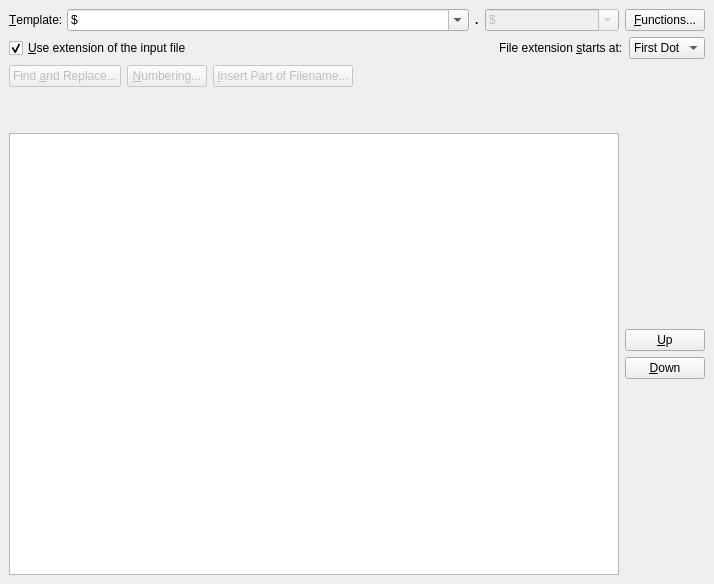
Before: the Qt Designer form src/krenamefilename.ui in KDE/krename, drawn with Qt 5.
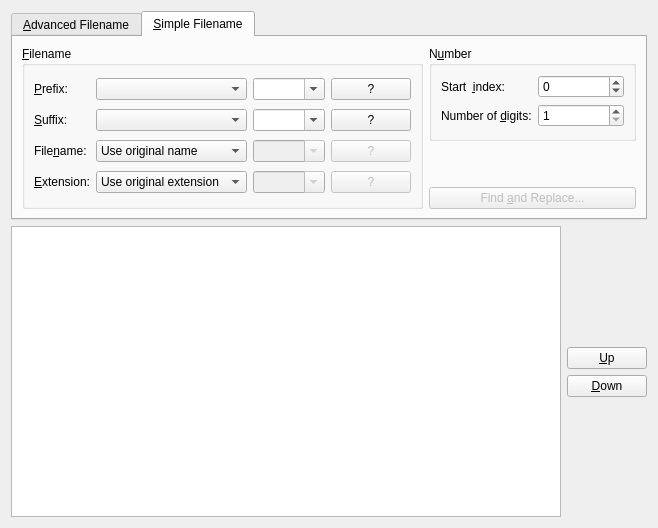
After: the same form once the commit is applied. The open tabs and pages were chosen to show the change. Custom widgets are drawn as their Qt base class.

Patch:
```diff
--- a/src/krenamefilename.ui
+++ b/src/krenamefilename.ui
@@ -5,29 +5,30 @@
    <rect>
     <x>0</x>
     <y>0</y>
-    <width>714</width>
-    <height>584</height>
+    <width>658</width>
+    <height>528</height>
    </rect>
   </property>
   <property name="windowTitle" >
    <string>Form</string>
   </property>
   <layout class="QVBoxLayout" >
-   <property name="spacing" >
-    <number>6</number>
-   </property>
-   <property name="leftMargin" >
-    <number>9</number>
-   </property>
-   <property name="topMargin" >
-    <number>9</number>
-   </property>
-   <property name="rightMargin" >
-    <number>9</number>
-   </property>
-   <property name="bottomMargin" >
-    <number>9</number>
-   </property>
+   <item>
+    <widget class="QTabWidget" name="tabWidget" >
+     <property name="sizePolicy" >
+      <sizepolicy vsizetype="Minimum" hsizetype="Expanding" >
+       <horstretch>0</horstretch>
+       <verstretch>0</verstretch>
+      </sizepolicy>
+     </property>
+     <property name="currentIndex" >
+      <number>0</number>
+     </property>
+     <widget class="QWidget" name="tabAdvanced" >
+      <attribute name="title" >
+       <string>&amp;Advanced Filename</string>
+      </attribute>
+      <layout class="QVBoxLayout" >
    <item>
     <layout class="QHBoxLayout" >
      <property name="spacing" >
@@ -257,6 +258,436 @@
      </property>
     </spacer>
    </item>
+      </layout>
+     </widget>
+     <widget class="QWidget" name="tabSimple" >
+      <attribute name="title" >
+       <string>&amp;Simple Filename</string>
+      </attribute>
+      <layout class="QVBoxLayout" >
+       <item>
+        <layout class="QHBoxLayout" >
+         <property name="spacing" >
+          <number>6</number>
+         </property>
+         <property name="leftMargin" >
+          <number>0</number>
+         </property>
+         <property name="topMargin" >
+          <number>0</number>
+         </property>
+         <property name="rightMargin" >
+          <number>0</number>
+         </property>
+         <property name="bottomMargin" >
+          <number>0</number>
+         </property>
+         <item>
+          <widget class="QGroupBox" name="groupFilename" >
+           <property name="title" >
+            <string>&amp;Filename</string>
+           </property>
+           <layout class="QGridLayout" >
+            <property name="leftMargin" >
+             <number>9</number>
+            </property>
+            <property name="topMargin" >
+             <number>9</number>
+            </property>
+            <property name="rightMargin" >
+             <number>9</number>
+            </property>
+            <property name="bottomMargin" >
+             <number>9</number>
+            </property>
+            <property name="horizontalSpacing" >
+             <number>6</number>
+            </property>
+            <property name="verticalSpacing" >
+             <number>6</number>
+            </property>
+            <item row="1" column="0" >
+             <widget class="QLabel" name="lblSuffix" >
+              <property name="text" >
+               <string>&amp;Suffix:</string>
+              </property>
+              <property name="buddy" >
+               <cstring>comboSuffixCustom</cstring>
+              </property>
+             </widget>
+            </item>
+            <item row="3" column="3" >
+             <widget class="QPushButton" name="buttonHelp4" >
+              <property name="enabled" >
+               <bool>false</bool>
+              </property>
+              <property name="text" >
+               <string>?</string>
+              </property>
+             </widget>
+            </item>
+            <item row="2" column="3" >
+             <widget class="QPushButton" name="buttonHelp3" >
+              <property name="enabled" >
+               <bool>false</bool>
+              </property>
+              <property name="text" >
+               <string>?</string>
+              </property>
+             </widget>
+            </item>
+            <item row="2" column="2" >
+             <widget class="ExtHistoryCombo" name="comboFilenameCustom" >
+              <property name="enabled" >
+               <bool>false</bool>
+              </property>
+              <property name="sizePolicy" >
+               <sizepolicy vsizetype="Fixed" hsizetype="Expanding" >
+                <horstretch>2</horstretch>
+                <verstretch>0</verstretch>
+               </sizepolicy>
+              </property>
+              <property name="editable" >
+               <bool>true</bool>
+              </property>
+             </widget>
+            </item>
+            <item row="2" column="1" >
+             <widget class="QComboBox" name="comboFilenameSimple" >
+              <property name="sizePolicy" >
+               <sizepolicy vsizetype="Fixed" hsizetype="Expanding" >
+                <horstretch>3</horstretch>
+                <verstretch>0</verstretch>
+               </sizepolicy>
+              </property>
+              <item>
+               <property name="text" >
+                <string>Use original name</string>
+               </property>
+              </item>
+              <item>
+               <property name="text" >
+                <string>Convert to lower case</string>
+               </property>
+              </item>
+              <item>
+               <property name="text" >
+                <string>Convert to upper case</string>
+               </property>
+              </item>
+              <item>
+               <property name="text" >
+                <string>Capitalize</string>
+               </property>
+              </item>
+              <item>
+               <property name="text" >
+                <string>Custom name</string>
+               </property>
+              </item>
+             </widget>
+            </item>
+            <item row="2" column="0" >
+             <widget class="QLabel" name="lblFilename" >
+              <property name="text" >
+               <string>File&amp;name:</string>
+              </property>
+              <property name="buddy" >
+               <cstring>comboFilenameCustom</cstring>
+              </property>
+             </widget>
+            </item>
+            <item row="1" column="3" >
+             <widget class="QPushButton" name="buttonHelp2" >
+              <property name="text" >
+               <string>?</string>
+              </property>
+             </widget>
+            </item>
+            <item row="1" column="2" >
+             <widget class="ExtHistoryCombo" name="comboSuffixCustom" >
+              <property name="sizePolicy" >
+               <sizepolicy vsizetype="Fixed" hsizetype="Expanding" >
+                <horstretch>2</horstretch>
+                <verstretch>0</verstretch>
+               </sizepolicy>
+              </property>
+              <property name="editable" >
+               <bool>true</bool>
+              </property>
+             </widget>
+            </item>
+            <item row="1" column="1" >
+             <widget class="QComboBox" name="comboSuffix" >
+              <property name="sizePolicy" >
+               <sizepolicy vsizetype="Fixed" hsizetype="Expanding" >
+                <horstretch>3</horstretch>
+                <verstretch>0</verstretch>
+               </sizepolicy>
+              </property>
+              <item>
+               <property name="text" >
+                <string/>
+               </property>
+              </item>
+              <item>
+               <property name="text" >
+                <string>Number</string>
+               </property>
+              </item>
+              <item>
+               <property name="text" >
+                <string>Date</string>
+               </property>
+              </item>
+             </widget>
+            </item>
+            <item row="0" column="3" >
+             <widget class="QPushButton" name="buttonHelp1" >
+              <property name="text" >
+               <string>?</string>
+              </property>
+             </widget>
+            </item>
+            <item row="0" column="0" >
+             <widget class="QLabel" name="lblPrefix" >
+              <property name="text" >
+               <string>&amp;Prefix:</string>
+              </property>
+              <property name="buddy" >
+               <cstring>comboPrefixCustom</cstring>
+              </property>
+             </widget>
+            </item>
+            <item row="3" column="0" >
+             <widget class="QLabel" name="lblExtension_2" >
+              <property name="text" >
+               <string>&amp;Extension:</string>
+              </property>
+              <property name="buddy" >
+               <cstring>comboExtensionCustom</cstring>
+              </property>
+             </widget>
+            </item>
+            <item row="0" column="1" >
+             <widget class="QComboBox" name="comboPrefix" >
+              <property name="sizePolicy" >
+               <sizepolicy vsizetype="Fixed" hsizetype="Expanding" >
+                <horstretch>3</horstretch>
+                <verstretch>0</verstretch>
+               </sizepolicy>
+              </property>
+              <item>
+               <property name="text" >
+                <string/>
+               </property>
+              </item>
+              <item>
+               <property name="text" >
+                <string>Number</string>
+               </property>
+              </item>
+              <item>
+               <property name="text" >
+                <string>Date</string>
+               </property>
+              </item>
+             </widget>
+            </item>
+            <item row="3" column="1" >
+             <widget class="QComboBox" name="comboExtensionSimple" >
+              <property name="sizePolicy" >
+               <sizepolicy vsizetype="Fixed" hsizetype="Expanding" >
+                <horstretch>3</horstretch>
+                <verstretch>0</verstretch>
+               </sizepolicy>
+              </property>
+              <item>
+               <property name="text" >
+                <string>Use original extension</string>
+               </property>
+              </item>
+              <item>
+               <property name="text" >
+                <string>Convert to lower case</string>
+               </property>
+              </item>
+              <item>
+               <property name="text" >
+                <string>Convert to upper case</string>
+               </property>
+              </item>
+              <item>
+               <property name="text" >
+                <string>Capitalize</string>
+               </property>
+              </item>
+              <item>
+               <property name="text" >
+                <string>Custom extension</string>
+               </property>
+              </item>
+             </widget>
+            </item>
+            <item row="0" column="2" >
+             <widget class="ExtHistoryCombo" name="comboPrefixCustom" >
+              <property name="sizePolicy" >
+               <sizepolicy vsizetype="Fixed" hsizetype="Expanding" >
+                <horstretch>2</horstretch>
+                <verstretch>0</verstretch>
+               </sizepolicy>
+              </property>
+              <property name="editable" >
+               <bool>true</bool>
+              </property>
+             </widget>
+            </item>
+            <item row="3" column="2" >
+             <widget class="ExtHistoryCombo" name="comboExtensionCustom" >
+              <property name="enabled" >
+               <bool>false</bool>
+              </property>
+              <property name="sizePolicy" >
+               <sizepolicy vsizetype="Fixed" hsizetype="Expanding" >
+                <horstretch>2</horstretch>
+                <verstretch>0</verstretch>
+               </sizepolicy>
+              </property>
+              <property name="editable" >
+               <bool>true</bool>
+              </property>
+             </widget>
+            </item>
+           </layout>
+          </widget>
+         </item>
+         <item>
+          <layout class="QVBoxLayout" >
+           <property name="spacing" >
+            <number>6</number>
+           </property>
+           <property name="leftMargin" >
+            <number>0</number>
+           </property>
+           <property name="topMargin" >
+            <number>0</number>
+           </property>
+           <property name="rightMargin" >
+            <number>0</number>
+           </property>
+           <property name="bottomMargin" >
+            <number>0</number>
+           </property>
+           <item>
+            <widget class="QGroupBox" name="groupNumber" >
+             <property name="title" >
+              <string>N&amp;umber</string>
+             </property>
+             <layout class="QGridLayout" >
+              <property name="leftMargin" >
+               <number>9</number>
+              </property>
+              <property name="topMargin" >
+               <number>9</number>
+              </property>
+              <property name="rightMargin" >
+               <number>9</number>
+              </property>
+              <property name="bottomMargin" >
+               <number>9</number>
+              </property>
+              <property name="horizontalSpacing" >
+               <number>6</number>
+              </property>
+              <property name="verticalSpacing" >
+               <number>6</number>
+              </property>
+              <item row="1" column="1" >
+               <widget class="QSpinBox" name="spinDigits" >
+                <property name="sizePolicy" >
+                 <sizepolicy vsizetype="Fixed" hsizetype="Expanding" >
+                  <horstretch>2</horstretch>
+                  <verstretch>0</verstretch>
+                 </sizepolicy>
+                </property>
+                <property name="minimum" >
+                 <number>1</number>
+                </property>
+               </widget>
+              </item>
+              <item row="0" column="1" >
+               <widget class="QSpinBox" name="spinIndex" >
+                <property name="sizePolicy" >
+                 <sizepolicy vsizetype="Fixed" hsizetype="Expanding" >
+                  <horstretch>2</horstretch>
+                  <verstretch>0</verstretch>
+                 </sizepolicy>
+                </property>
+                <property name="minimum" >
+                 <number>-10000</number>
+                </property>
+                <property name="maximum" >
+                 <number>10000</number>
+                </property>
+               </widget>
+              </item>
+              <item row="1" column="0" >
+               <widget class="QLabel" name="lblDigits" >
+                <property name="text" >
+                 <string>Number of &amp;digits:</string>
+                </property>
+                <property name="buddy" >
+                 <cstring>spinDigits</cstring>
+                </property>
+               </widget>
+              </item>
+              <item row="0" column="0" >
+               <widget class="QLabel" name="lblIndex" >
+                <property name="text" >
+                 <string>Start  &amp;index:</string>
+                </property>
+                <property name="buddy" >
+                 <cstring>spinIndex</cstring>
+                </property>
+               </widget>
+              </item>
+             </layout>
+            </widget>
+           </item>
+           <item>
+            <spacer>
+             <property name="orientation" >
+              <enum>Qt::Vertical</enum>
+             </property>
+             <property name="sizeType" >
+              <enum>QSizePolicy::Minimum</enum>
+             </property>
+             <property name="sizeHint" >
+              <size>
+               <width>20</width>
+               <height>40</height>
+              </size>
+             </property>
+            </spacer>
+           </item>
+           <item>
+            <widget class="QPushButton" name="buttonFindSimple" >
+             <property name="enabled" >
+              <bool>false</bool>
+             </property>
+             <property name="text" >
+              <string>Find &amp;and Replace...</string>
+             </property>
+            </widget>
+           </item>
+          </layout>
+         </item>
+        </layout>
+       </item>
+      </layout>
+     </widget>
+    </widget>
+   </item>
    <item>
     <layout class="QHBoxLayout" >
      <property name="spacing" >
@@ -276,6 +707,18 @@
      </property>
      <item>
       <widget class="PreviewList" name="listPreview" >
+       <property name="sizePolicy" >
+        <sizepolicy vsizetype="Expanding" hsizetype="Expanding" >
+         <horstretch>0</horstretch>
+         <verstretch>0</verstretch>
+        </sizepolicy>
+       </property>
+       <property name="sizeIncrement" >
+        <size>
+         <width>0</width>
+         <height>2</height>
+        </size>
+       </property>
        <property name="rootIsDecorated" >
         <bool>false</bool>
        </property>
```
Lines whose indentation alone changed are shown as unchanged.
